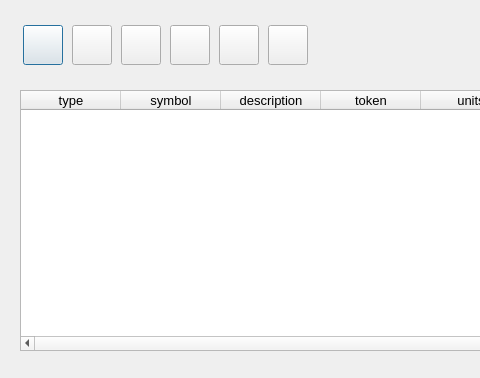
Qt form packages/OntologyBuilder/OntologyEquationEditor/ui_variabletable.ui (heinz-preisig/ProMo_v11) before a commit; both pictures show x 0 to 480 and y 0 to 378 of the 849 by 378 pixel window.
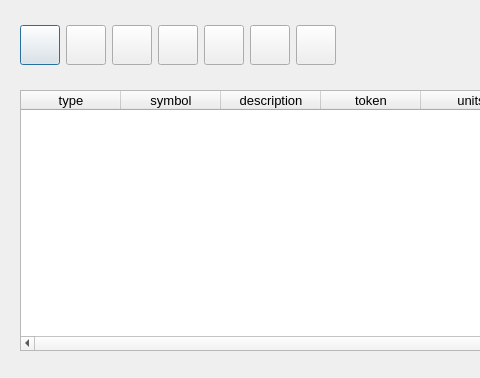
The same form after that commit.

The edit to the form file:
```diff
--- a/packages/OntologyBuilder/OntologyEquationEditor/ui_variabletable.ui
+++ b/packages/OntologyBuilder/OntologyEquationEditor/ui_variabletable.ui
@@ -125,7 +125,7 @@
     <rect>
      <x>20</x>
      <y>0</y>
-     <width>291</width>
+     <width>318</width>
      <height>91</height>
     </rect>
    </property>
@@ -280,6 +280,31 @@
       </property>
      </widget>
     </item>
+    <item>
+     <widget class="QPushButton" name="pushNext">
+      <property name="sizePolicy">
+       <sizepolicy hsizetype="Expanding" vsizetype="Expanding">
+        <horstretch>40</horstretch>
+        <verstretch>40</verstretch>
+       </sizepolicy>
+      </property>
+      <property name="minimumSize">
+       <size>
+        <width>40</width>
+        <height>40</height>
+       </size>
+      </property>
+      <property name="maximumSize">
+       <size>
+        <width>40</width>
+        <height>40</height>
+       </size>
+      </property>
+      <property name="text">
+       <string/>
+      </property>
+     </widget>
+    </item>
    </layout>
   </widget>
  </widget>
```
